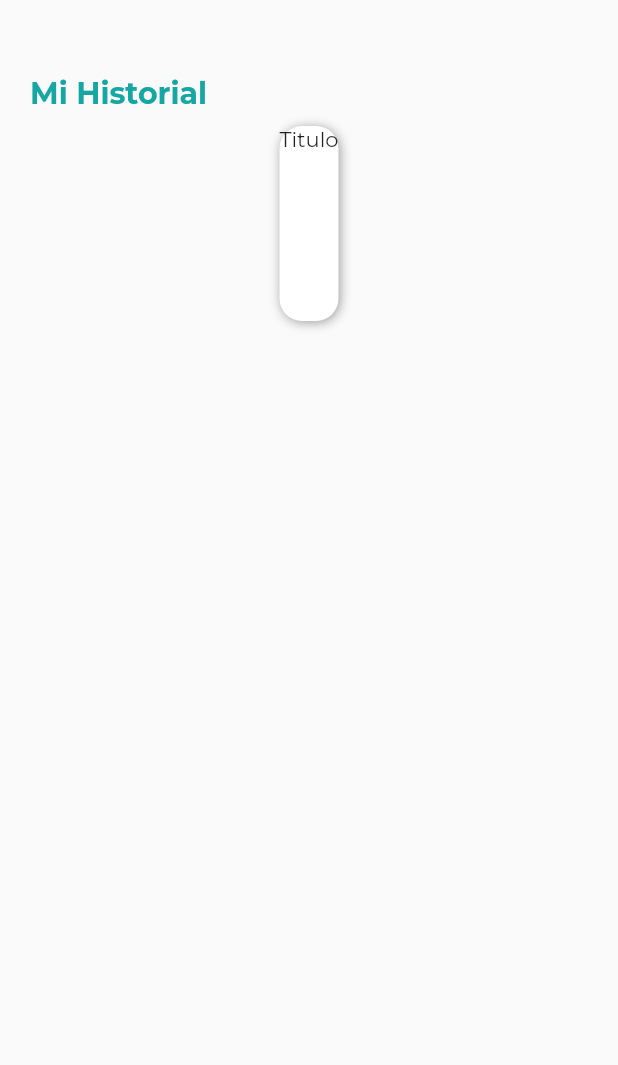
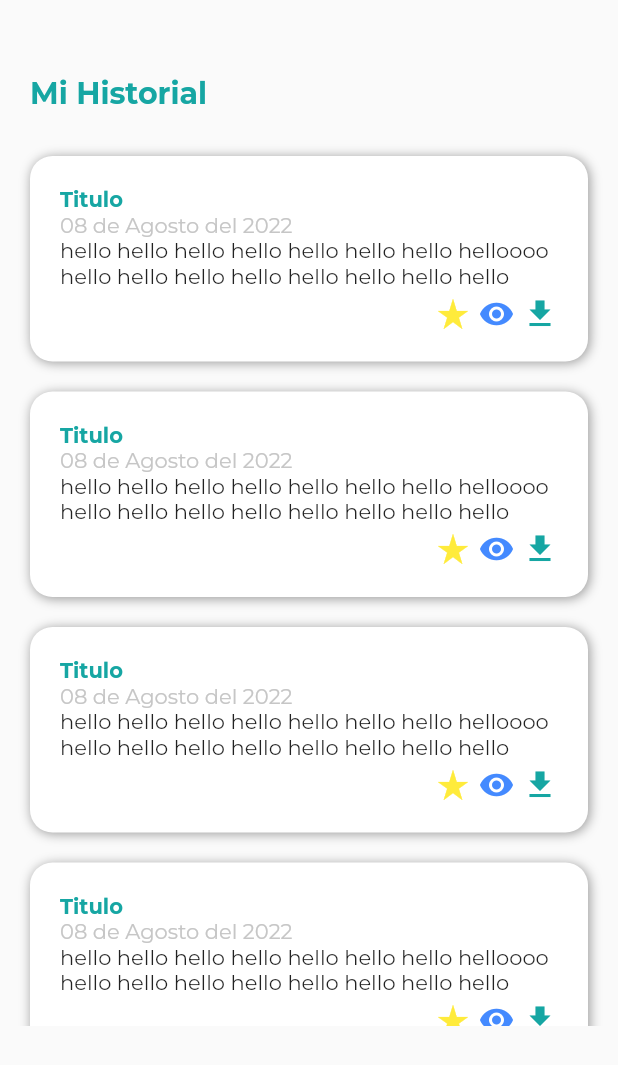
Before and after one commit to Bruno191927/HealthyCareMobile, a Flutter app: the RecordHomePage screen opened by its route, on a phone screen of 412 x 824 dp. Shown: the top 1065 px of the screen. Run offline on Flutter 3.47's test engine with Material 2 defaults, Android fonts, the phone set to English and light mode, and no system bars; our stand-ins replace flutter_svg, google_fonts.

Commit message:
add analysis and recod home

```diff
--- /dev/null
+++ b/lib/src/presentation/core/shared_widgets/card_history_widget.dart
@@ -0,0 +1,64 @@
+import 'package:flutter/material.dart';
+import 'package:healthycareapp/src/presentation/core/colors/my_colors.dart';
+import 'package:healthycareapp/src/presentation/core/styles/my_text_styles.dart';
+
+class CardHistoryWidget extends StatelessWidget {
+  const CardHistoryWidget({ Key? key }) : super(key: key);
+
+  @override
+  Widget build(BuildContext context) {
+    return Container(
+      margin: const EdgeInsets.only(bottom: 20),
+      padding: const EdgeInsets.symmetric(horizontal: 20,vertical: 20),
+      decoration: BoxDecoration(
+        color: MyColors.white,
+        borderRadius: BorderRadius.circular(15),
+        boxShadow: const [
+          BoxShadow(
+            color: Colors.black38,
+            offset: Offset(1,1),
+            blurRadius: 6
+          )
+        ],
+      ),
+      child: Column(
+        children: [
+          Row(
+            children: [
+              Text('Titulo',style: MyTextStyles.normalStylePrimaryBold)
+            ],
+          ),
+          Row(
+            children: [
+              Text('08 de Agosto del 2022',style: MyTextStyles.normalStyleGray)
+            ],
+          ),
+          Row(
+            children: const [
+              Flexible(
+                child: Text('hello hello hello hello hello hello hello helloooo hello hello hello hello hello hello hello hello')
+              )
+            ],
+          ),
+          const SizedBox(height: 5),
+          Row(
+            mainAxisAlignment: MainAxisAlignment.end,
+            children: [
+              GestureDetector(
+                child: const Icon(Icons.star_rate,color: Colors.yellow,),
+              ),
+              const SizedBox(width: 5),
+              GestureDetector(
+                child: const Icon(Icons.visibility,color: Colors.blueAccent,),
+              ),
+              const SizedBox(width: 5),
+              GestureDetector(
+                child: Icon(Icons.download,color: MyColors.primary),
+              )
+            ],
+          )
+        ],
+      ),
+    );
+  }
+}
--- /dev/null
+++ b/lib/src/presentation/core/shared_widgets/list_history_widget.dart
@@ -0,0 +1,29 @@
+import 'package:flutter/material.dart';
+import 'package:healthycareapp/src/presentation/core/shared_widgets/card_history_widget.dart';
+class ListHistoryWidget extends StatefulWidget {
+  const ListHistoryWidget({ Key? key }) : super(key: key);
+
+  @override
+  State<ListHistoryWidget> createState() => _ListHistoryWidgetState();
+}
+
+class _ListHistoryWidgetState extends State<ListHistoryWidget> {
+  @override
+  Widget build(BuildContext context) {
+    return CustomScrollView(
+      slivers: [
+        SliverPadding(
+          padding: const EdgeInsets.symmetric(vertical: 20,horizontal: 20),
+          sliver: SliverList(
+            delegate: SliverChildBuilderDelegate(
+              (BuildContext context,int index){
+                return const CardHistoryWidget();
+              },
+              childCount: 10
+            ),
+          ),
+        )
+      ],
+    );
+  }
+}
--- a/lib/src/presentation/views/pages/record_home/record_home_page.dart
+++ b/lib/src/presentation/views/pages/record_home/record_home_page.dart
@@ -1,5 +1,6 @@
 import 'package:flutter/material.dart';
 import 'package:healthycareapp/src/presentation/core/colors/my_colors.dart';
+import 'package:healthycareapp/src/presentation/core/shared_widgets/list_history_widget.dart';
 import 'package:healthycareapp/src/presentation/core/styles/my_text_styles.dart';
 class RecordHomePage extends StatelessWidget {
   static const routeName = "RecordHomePage";
@@ -8,45 +9,23 @@ class RecordHomePage extends StatelessWidget {
   @override
   Widget build(BuildContext context) {
     return Scaffold(
-      body: Container(
-        padding: const EdgeInsets.symmetric(horizontal: 20),
-        child: Column(
+      body: Column(
         children: [
           const SizedBox(height: 50,),
-            Row(
+          Container(
+            padding: const EdgeInsets.symmetric(horizontal: 20),
+            child: Row(
             children: [
               Text('Mi Historial',style: MyTextStyles.titleStylePrimaryBold),
             ],
           ),
+          ),
           const SizedBox(height: 10),
-            Container(
+          const SizedBox(
             height: 600,
-              child: Column(
-                children: [
-                  Container(
-                    height: 130,
-                    decoration: BoxDecoration(
-                      color: MyColors.white,
-                      borderRadius: BorderRadius.circular(15),
-                      boxShadow: const [
-                        BoxShadow(
-                          color: Colors.black38,
-                          offset: Offset(1,1),
-                          blurRadius: 6
+            child: ListHistoryWidget(),
           )
         ],
-                    ),
-                    child: Column(
-                      children: [
-                        Text('Titulo')
-                      ],
-                    ),
-                  ),
-                ],
-              ),
-            )
-          ],
-        ),
       ),
     );
   }
```
Also changed, not shown: lib/src/presentation/core/shared_widgets/card_analysis_widget.dart (added, +60 -0 lines), lib/src/presentation/core/shared_widgets/list_analysis_widget.dart (added, +24 -0 lines), lib/src/presentation/views/pages/analysis_home/analysis_home_page.dart (+19 -2 lines). Lines whose indentation alone changed are shown as unchanged.
